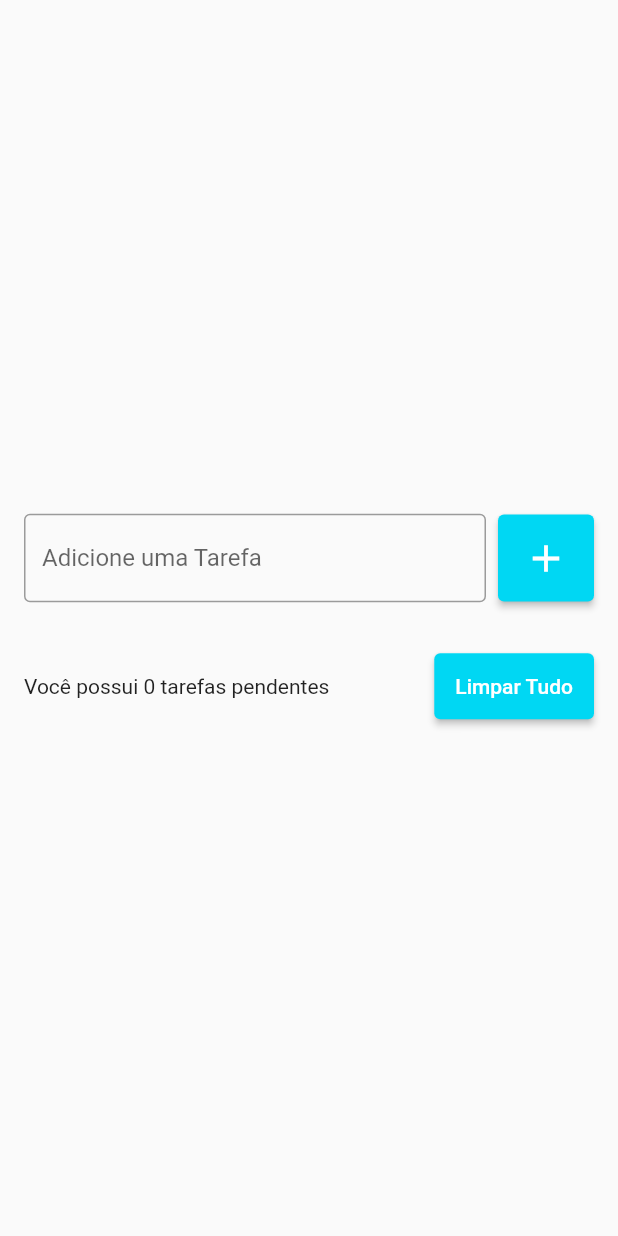
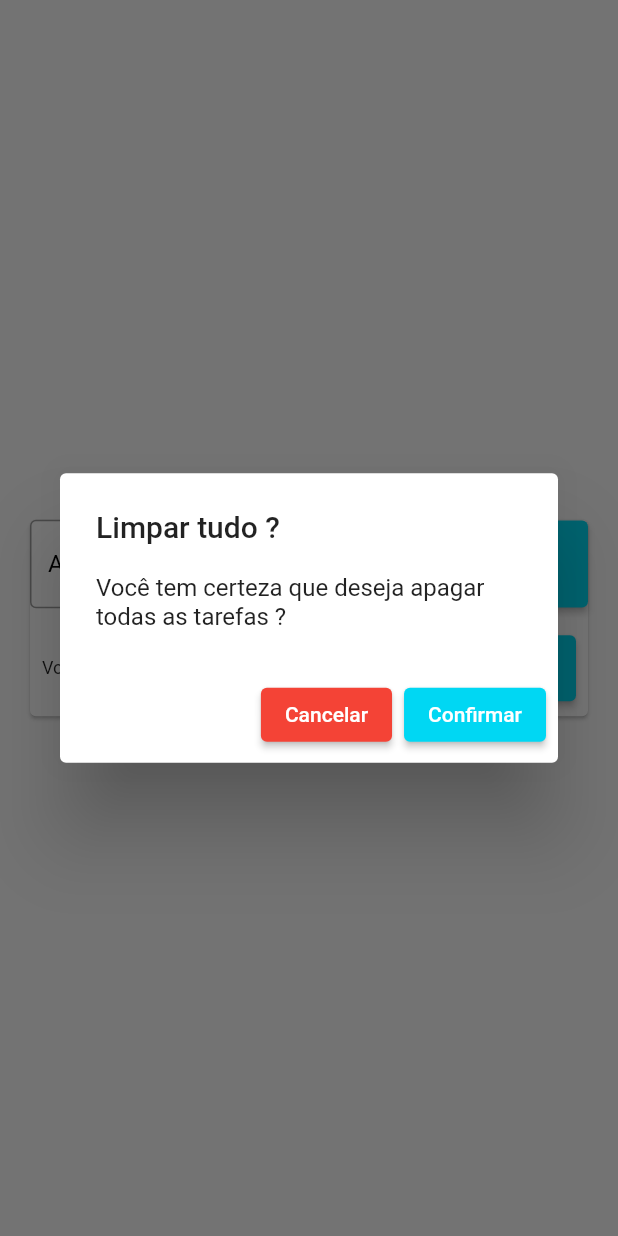
Before and after one commit to fernandooliiveira/todo_list, a Flutter app: the screen it shows after launch, after a tap on "Limpar Tudo", on a phone screen of 412 x 824 dp. Run offline on Flutter 3.47's test engine with Material 2 defaults, Android fonts, the phone set to English and light mode, and no system bars; our stand-ins replace flutter_slidable, shared_preferences.

Commit message:
Ultimos ajustes do app

```diff
--- a/lib/main.dart
+++ b/lib/main.dart
@@ -10,7 +10,8 @@ class App extends StatelessWidget {
 
   @override
   Widget build(BuildContext context) {
-    return MaterialApp(
+    return const MaterialApp(
+      debugShowCheckedModeBanner: false,
       home: TodoListPage(),
     );
   }
--- /dev/null
+++ b/lib/models/todo.dart
@@ -0,0 +1,29 @@
+
+
+class Todo {
+  String title;
+  DateTime dateTime;
+
+  Todo({
+    required this.title,
+    required this.dateTime,
+  });
+
+  Todo.fromJson(Map<String, dynamic> json) :
+        title = json['title'],
+        dateTime = DateTime.parse(json['datetime']);
+
+
+  String dateTimeBr() {
+    return "${dateTime.day}/${dateTime.month}/${dateTime.year} - ${dateTime.hour}:${dateTime.minute}";
+  }
+
+  Map<String, dynamic> toJson() {
+    return {
+      'title': title,
+      'datetime': dateTime.toIso8601String()
+    };
+  }
+
+
+}
--- /dev/null
+++ b/lib/repositories/todo_repository.dart
@@ -0,0 +1,27 @@
+import 'dart:convert';
+
+import 'package:shared_preferences/shared_preferences.dart';
+
+import '../models/todo.dart';
+
+const todoListKey = 'todo_list';
+
+class TodoRepository {
+  late SharedPreferences sharedPreferences;
+
+  Future<List<Todo>> getTodoLit() async {
+    sharedPreferences = await SharedPreferences.getInstance();
+    final String jsonString = sharedPreferences.getString(todoListKey) ?? '[]';
+    final List jsonDecode = json.decode(jsonString) as List;
+    return jsonDecode.map((e) => Todo.fromJson(e)).toList();
+
+  }
+
+  void saveTodoList(List<Todo> todos) {
+    final String jsonString = json.encode(todos);
+    sharedPreferences.setString('todo_list', jsonString);
+  }
+
+
+
+}
--- a/lib/ui/pages/todo.list.page.dart
+++ b/lib/ui/pages/todo.list.page.dart
@@ -1,4 +1,6 @@
 import 'package:flutter/material.dart';
+import 'package:task_list/models/todo.dart';
+import 'package:task_list/repositories/todo_repository.dart';
 
 import '../widgets/todo.list.item.dart';
 
@@ -10,16 +12,32 @@ class TodoListPage extends StatefulWidget {
 }
 
 class _TodoListPageState extends State<TodoListPage> {
+  List<Todo> todos = [];
+  Todo? deletedTodo;
+  int? positionDeletedTodo;
+  final TodoRepository todoRepository = TodoRepository();
 
-  List<String> todos = [];
   final TextEditingController todoController = TextEditingController();
 
   @override
+  void initState() {
+    super.initState();
+
+    todoRepository.getTodoLit().then((value) {
+      setState(() {
+        todos = value;
+      });
+    });
+  }
+
+  @override
   Widget build(BuildContext context) {
-    return Scaffold(
+    return SafeArea(
+      child: Scaffold(
         body: Center(
           child: Padding(
-          padding: const EdgeInsets.symmetric(horizontal: 16.0),
+            padding: const EdgeInsets.all(16.0),
+            child: Card(
               child: Column(
                 mainAxisSize: MainAxisSize.min,
                 children: [
@@ -31,7 +49,17 @@ class _TodoListPageState extends State<TodoListPage> {
                           decoration: const InputDecoration(
                             border: OutlineInputBorder(),
                             labelText: "Adicione uma Tarefa",
-                          hintText: "Ex: Estudar Flutter"),
+                            hintText: "Ex: Arrumar Chuveiro",
+                            focusedBorder: OutlineInputBorder(
+                               borderSide: BorderSide(
+                                 color: Color(0xFF00D7F3),
+                                 width: 2
+                               )
+                            ),
+                            labelStyle: TextStyle(
+                              color: Colors.black
+                            )
+                          ),
                         ),
                       ),
                       const SizedBox(
@@ -39,11 +67,14 @@ class _TodoListPageState extends State<TodoListPage> {
                       ),
                       ElevatedButton(
                         onPressed: () {
-                      if(todoController.text.isNotEmpty){
-                        setState((){
-                          todos.add(todoController.text);
+                          if (todoController.text.isNotEmpty) {
+                            setState(() {
+                              todos.add(Todo(
+                                  title: todoController.text,
+                                  dateTime: DateTime.now()));
                               todoController.clear();
                             });
+                            todoRepository.saveTodoList(todos);
                           }
                         },
                         style: ElevatedButton.styleFrom(
@@ -57,26 +88,33 @@ class _TodoListPageState extends State<TodoListPage> {
                       )
                     ],
                   ),
-              const SizedBox(height: 16),
                   Flexible(
                     child: ListView(
                       shrinkWrap: true,
                       children: [
-                    for(String todo in todos)
-                      TodoListItem(),
+                        for (Todo todo in todos)
+                          TodoListItem(
+                            todo: todo,
+                            onDelete: onDelete,
+                          ),
                       ],
                     ),
                   ),
                   const SizedBox(height: 16),
-              Row(
+                  Padding(
+                    padding: const EdgeInsets.only(
+                        bottom: 8.0, left: 8.0, right: 8.0),
+                    child: Row(
                       children: [
-                  const Expanded(
-                    child: Text("Você possui 0 tarefas pendentes"),
+                        Expanded(
+                          child: Text(
+                            "Você possui ${todos.length} tarefas pendentes",
+                            style: const TextStyle(fontSize: 12),
+                          ),
                         ),
                         const SizedBox(width: 8),
                         ElevatedButton(
-                    onPressed: () {
-                    },
+                          onPressed: showDeleteTodosConfirmationDialog,
                           style: ElevatedButton.styleFrom(
                             padding: const EdgeInsets.all(14.0),
                             primary: const Color(0xFF00D7F3),
@@ -85,10 +123,76 @@ class _TodoListPageState extends State<TodoListPage> {
                         )
                       ],
                     ),
+                  ),
                 ],
+              ),
+            ),
           ),
         ),
       ),
     );
   }
+
+  void onDelete(Todo todo) {
+    deletedTodo = todo;
+    positionDeletedTodo = todos.indexOf(todo);
+    setState(() {
+      todos.remove(todo);
+    });
+    todoRepository.saveTodoList(todos);
+
+    ScaffoldMessenger.of(context).clearSnackBars();
+    ScaffoldMessenger.of(context).showSnackBar(
+      SnackBar(
+        content: Text("Tarefa ${todo.title} foi removida com sucesso!"),
+        backgroundColor: const Color(0xFF00D7F3),
+        action: SnackBarAction(
+          onPressed: () {
+            setState(() {
+              todos.insert(positionDeletedTodo!, deletedTodo!);
+            });
+            todoRepository.saveTodoList(todos);
+          },
+          label: 'Desfazer',
+          textColor: Colors.white,
+        ),
+        duration: const Duration(seconds: 5),
+      ),
+    );
   }
+
+  void showDeleteTodosConfirmationDialog() {
+    showDialog(
+      context: context,
+      builder: (context) => AlertDialog(
+        title: const Text("Limpar tudo ?"),
+        content:
+            const Text("Você tem certeza que deseja apagar todas as tarefas ?"),
+        actions: [
+          ElevatedButton(
+            onPressed: () {
+              Navigator.of(context).pop();
+            },
+            style: ElevatedButton.styleFrom(
+              primary: Colors.red,
+            ),
+            child: const Text("Cancelar"),
+          ),
+          ElevatedButton(
+            onPressed: () {
+              Navigator.of(context).pop();
+              setState(() {
+                todos.clear();
+              });
+              todoRepository.saveTodoList(todos);
+            },
+            style: ElevatedButton.styleFrom(
+              primary: const Color(0xFF00D7F3),
+            ),
+            child: const Text("Confirmar"),
+          ),
+        ],
+      ),
+    );
+  }
+}
```
Also changed, not shown: lib/ui/widgets/todo.list.item.dart (+39 -19 lines), pubspec.yaml (+10 -0 lines), assets/icon/todo.png (added), pubspec.lock, 23 other files. Lines whose indentation alone changed are shown as unchanged.
